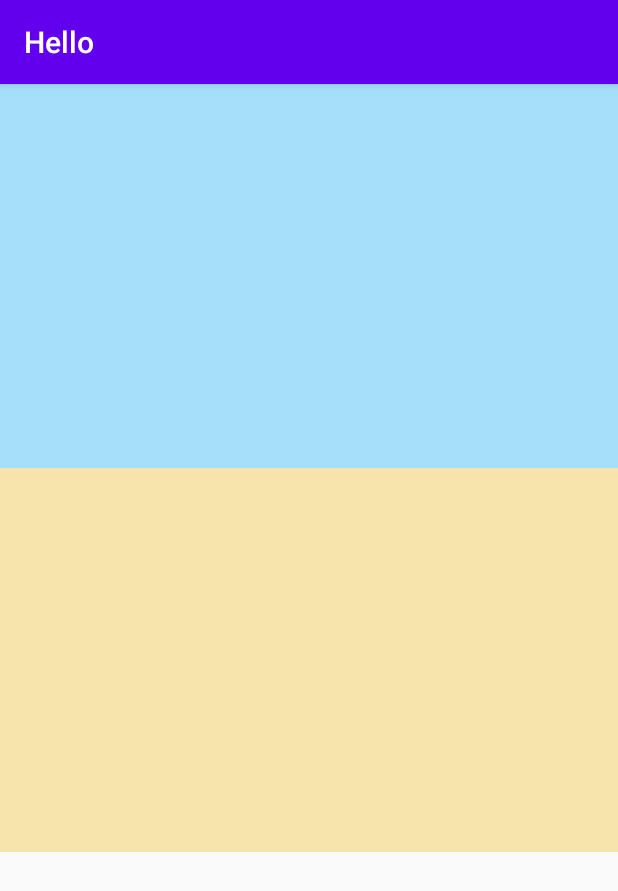
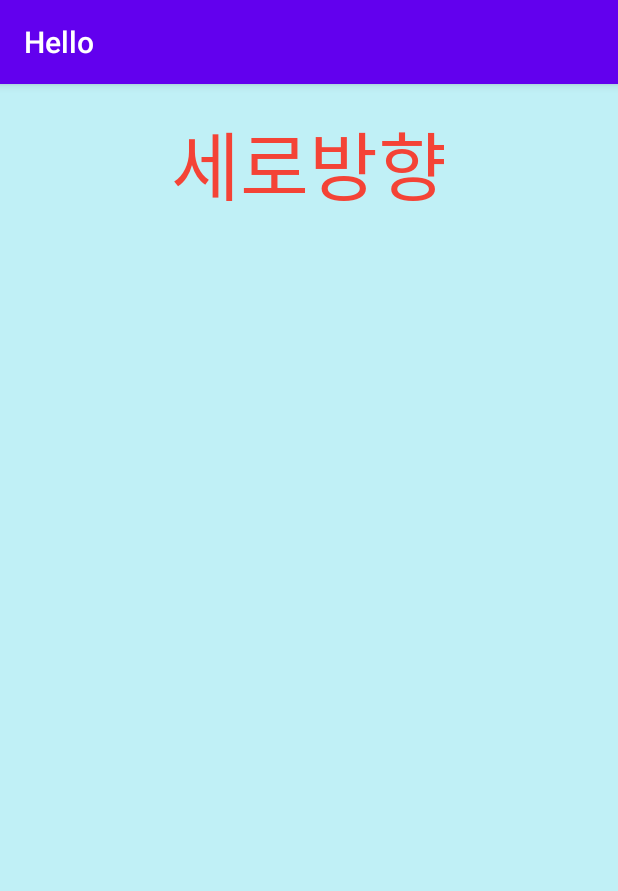
Before and after one commit to corn1200/Android_DoIt_Lesson, an Android app: the screen it shows after launch (MainActivity), on a phone screen of 412 x 824 dp. Shown: the top 891 px of the screen. Run offline under Robolectric (Android 15) with nearby library versions, the phone set to English and light mode, and no system bars.

Commit message:
part02 chapter03 08 screen rotate

```diff
--- a/app/src/main/res/layout/activity_main.xml
+++ b/app/src/main/res/layout/activity_main.xml
@@ -1,41 +1,22 @@
 <?xml version="1.0" encoding="utf-8"?>
-<LinearLayout xmlns:android="http://schemas.android.com/apk/res/android"
+<androidx.constraintlayout.widget.ConstraintLayout xmlns:android="http://schemas.android.com/apk/res/android"
     xmlns:app="http://schemas.android.com/apk/res-auto"
     xmlns:tools="http://schemas.android.com/tools"
     android:layout_width="match_parent"
     android:layout_height="match_parent"
-    android:background="@drawable/back_drawable"
+    android:background="#C0F0F6"
     android:orientation="vertical"
-    tools:context=".MainActivity" >
+    tools:context=".MainActivity">
 
-    <View
-        android:id="@+id/view"
-        android:layout_width="match_parent"
-        android:layout_height="0dp"
-        android:layout_weight="1"
-        android:background="#A5DFFA" />
-
-    <View
-        android:id="@+id/view2"
-        android:layout_width="match_parent"
-        android:layout_height="0dp"
-        android:layout_weight="1"
-        android:background="#F6E4AC" />
-
-    <ScrollView
-        android:layout_width="match_parent"
-        android:layout_height="0dp"
-        android:layout_weight="1">
-
-        <LinearLayout
-            android:layout_width="match_parent"
-            android:layout_height="wrap_content"
-            android:orientation="vertical">
-
-            <TextView
-                android:id="@+id/textView"
-                android:layout_width="match_parent"
-                android:layout_height="wrap_content" />
-        </LinearLayout>
-    </ScrollView>
-</LinearLayout>
+    <TextView
+        android:id="@+id/textView"
+        android:layout_width="wrap_content"
+        android:layout_height="wrap_content"
+        android:layout_marginTop="16dp"
+        android:text="세로방향"
+        android:textColor="#F44336"
+        android:textSize="50sp"
+        app:layout_constraintEnd_toEndOf="parent"
+        app:layout_constraintStart_toStartOf="parent"
+        app:layout_constraintTop_toTopOf="parent" />
+</androidx.constraintlayout.widget.ConstraintLayout>
```
Also changed, not shown: app/src/main/java/com/example/hello/MainActivity.java (+0 -74 lines).
